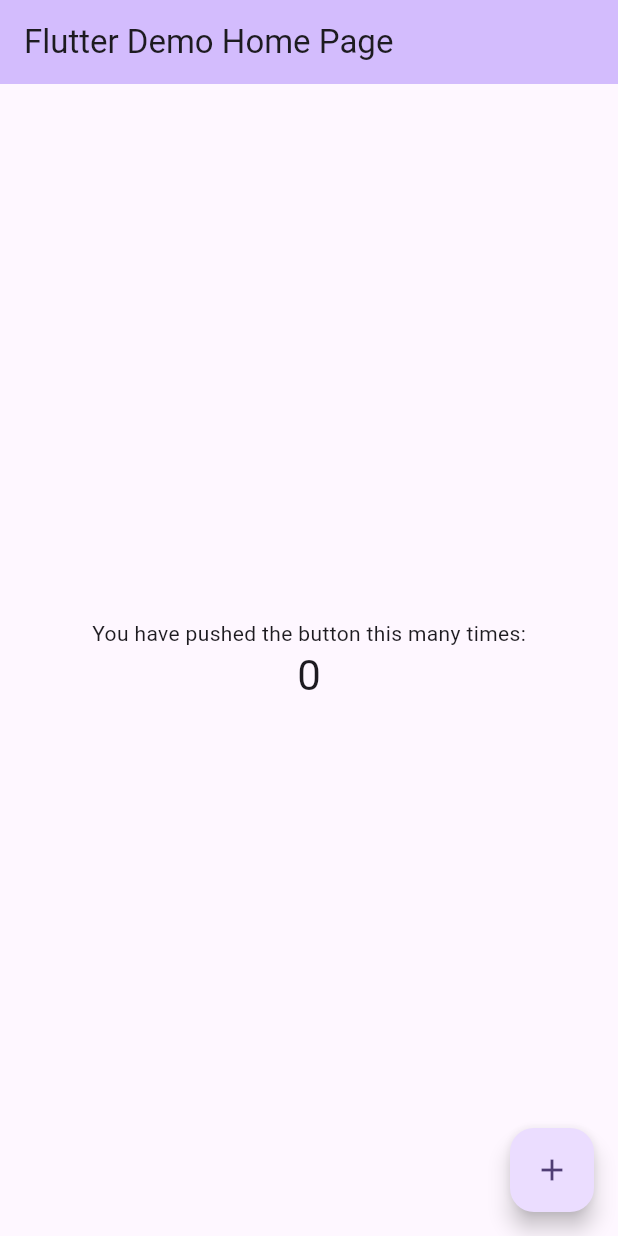
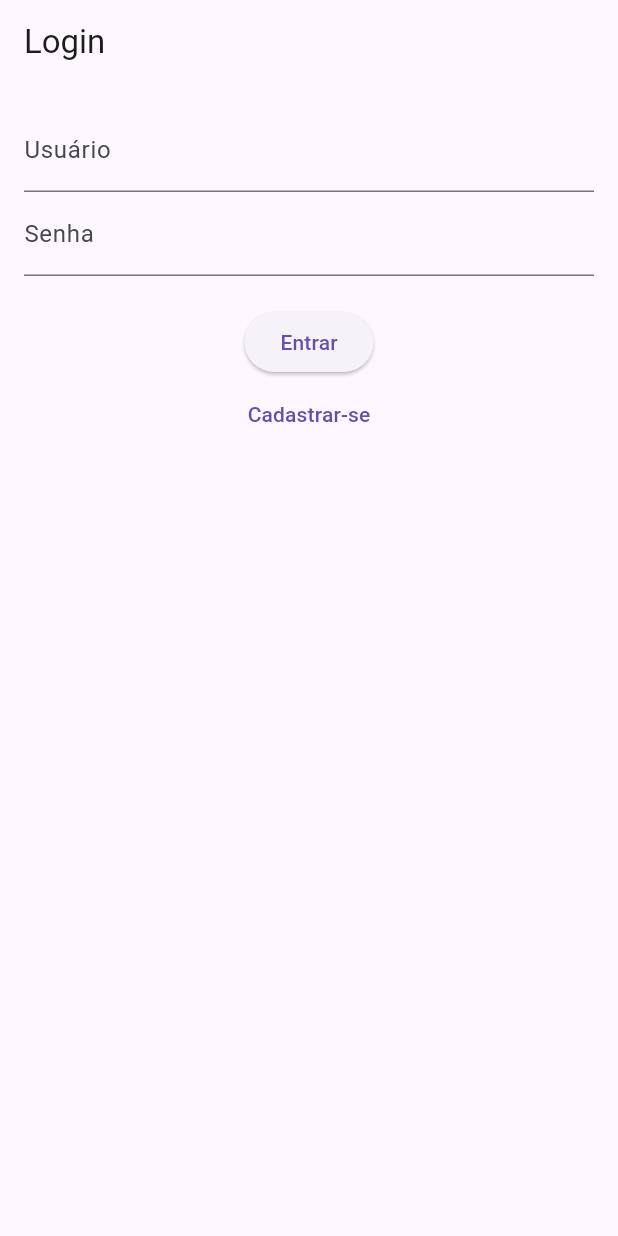
Before and after one commit to ArianeKedma/Projeto-Final-Mobile-TravelLife, a Flutter app: the screen it shows after launch, on a phone screen of 412 x 824 dp. Run offline on Flutter 3.47's test engine with Material 3 defaults, Android fonts, the phone set to English and light mode, and no system bars.

Commit message:
Atualizações com telas incompletas

```diff
--- a/lib/main.dart
+++ b/lib/main.dart
@@ -1,122 +1,18 @@
 import 'package:flutter/material.dart';
+import 'pages/login_page.dart';
 
 void main() {
-  runApp(const MyApp());
+  runApp(MyApp());
 }
 
 class MyApp extends StatelessWidget {
-  const MyApp({super.key});
-
-  // This widget is the root of your application.
   @override
   Widget build(BuildContext context) {
     return MaterialApp(
-      title: 'Flutter Demo',
-      theme: ThemeData(
-        // This is the theme of your application.
-        //
-        // TRY THIS: Try running your application with "flutter run". You'll see
-        // the application has a purple toolbar. Then, without quitting the app,
-        // try changing the seedColor in the colorScheme below to Colors.green
-        // and then invoke "hot reload" (save your changes or press the "hot
-        // reload" button in a Flutter-supported IDE, or press "r" if you used
-        // the command line to start the app).
-        //
-        // Notice that the counter didn't reset back to zero; the application
-        // state is not lost during the reload. To reset the state, use hot
-        // restart instead.
-        //
-        // This works for code too, not just values: Most code changes can be
-        // tested with just a hot reload.
-        colorScheme: ColorScheme.fromSeed(seedColor: Colors.deepPurple),
-      ),
-      home: const MyHomePage(title: 'Flutter Demo Home Page'),
+      title: 'Diário de Bordo',
+      theme: ThemeData(primarySwatch: Colors.blue),
+      home: LoginPage(),  // começa na tela de login
+      debugShowCheckedModeBanner: false,
     );
   }
 }
-
-class MyHomePage extends StatefulWidget {
-  const MyHomePage({super.key, required this.title});
-
-  // This widget is the home page of your application. It is stateful, meaning
-  // that it has a State object (defined below) that contains fields that affect
-  // how it looks.
-
-  // This class is the configuration for the state. It holds the values (in this
-  // case the title) provided by the parent (in this case the App widget) and
-  // used by the build method of the State. Fields in a Widget subclass are
-  // always marked "final".
-
-  final String title;
-
-  @override
-  State<MyHomePage> createState() => _MyHomePageState();
-}
-
-class _MyHomePageState extends State<MyHomePage> {
-  int _counter = 0;
-
-  void _incrementCounter() {
-    setState(() {
-      // This call to setState tells the Flutter framework that something has
-      // changed in this State, which causes it to rerun the build method below
-      // so that the display can reflect the updated values. If we changed
-      // _counter without calling setState(), then the build method would not be
-      // called again, and so nothing would appear to happen.
-      _counter++;
-    });
-  }
-
-  @override
-  Widget build(BuildContext context) {
-    // This method is rerun every time setState is called, for instance as done
-    // by the _incrementCounter method above.
-    //
-    // The Flutter framework has been optimized to make rerunning build methods
-    // fast, so that you can just rebuild anything that needs updating rather
-    // than having to individually change instances of widgets.
-    return Scaffold(
-      appBar: AppBar(
-        // TRY THIS: Try changing the color here to a specific color (to
-        // Colors.amber, perhaps?) and trigger a hot reload to see the AppBar
-        // change color while the other colors stay the same.
-        backgroundColor: Theme.of(context).colorScheme.inversePrimary,
-        // Here we take the value from the MyHomePage object that was created by
-        // the App.build method, and use it to set our appbar title.
-        title: Text(widget.title),
-      ),
-      body: Center(
-        // Center is a layout widget. It takes a single child and positions it
-        // in the middle of the parent.
-        child: Column(
-          // Column is also a layout widget. It takes a list of children and
-          // arranges them vertically. By default, it sizes itself to fit its
-          // children horizontally, and tries to be as tall as its parent.
-          //
-          // Column has various properties to control how it sizes itself and
-          // how it positions its children. Here we use mainAxisAlignment to
-          // center the children vertically; the main axis here is the vertical
-          // axis because Columns are vertical (the cross axis would be
-          // horizontal).
-          //
-          // TRY THIS: Invoke "debug painting" (choose the "Toggle Debug Paint"
-          // action in the IDE, or press "p" in the console), to see the
-          // wireframe for each widget.
-          mainAxisAlignment: MainAxisAlignment.center,
-          children: <Widget>[
-            const Text('You have pushed the button this many times:'),
-            Text(
-              '$_counter',
-              style: Theme.of(context).textTheme.headlineMedium,
-            ),
-          ],
-        ),
-      ),
-      floatingActionButton: FloatingActionButton(
-        onPressed: _incrementCounter,
-        tooltip: 'Increment',
-        child: const Icon(Icons.add),
-      ), // This trailing comma makes auto-formatting nicer for build methods.
-    );
-  }
-}
--- /dev/null
+++ b/lib/pages/login_page.dart
@@ -0,0 +1,62 @@
+import 'package:flutter/material.dart';
+import 'signup_page.dart';
+import 'home_page.dart';
+
+class LoginPage extends StatefulWidget {
+  @override
+  _LoginPageState createState() => _LoginPageState();
+}
+
+class _LoginPageState extends State<LoginPage> {
+  final _usuarioController = TextEditingController();
+  final _senhaController = TextEditingController();
+
+  void _login() {
+    // Aqui, faz sua validação simples e navega pra home
+    if (_usuarioController.text == 'teste' && _senhaController.text == '123') {
+      Navigator.pushReplacement(
+        context,
+        MaterialPageRoute(builder: (context) => HomePage()),
+      );
+    } else {
+      // feedback de erro
+      ScaffoldMessenger.of(context).showSnackBar(
+        SnackBar(content: Text('Usuário ou senha inválidos')),
+      );
+    }
+  }
+
+  @override
+  Widget build(BuildContext context) {
+    return Scaffold(
+      appBar: AppBar(title: Text('Login')),
+      body: Padding(
+        padding: EdgeInsets.all(16),
+        child: Column(
+          children: [
+            TextField(
+              controller: _usuarioController,
+              decoration: InputDecoration(labelText: 'Usuário'),
+            ),
+            TextField(
+              controller: _senhaController,
+              decoration: InputDecoration(labelText: 'Senha'),
+              obscureText: true,
+            ),
+            SizedBox(height: 20),
+            ElevatedButton(onPressed: _login, child: Text('Entrar')),
+            TextButton(
+              onPressed: () {
+                Navigator.push(
+                  context,
+                  MaterialPageRoute(builder: (_) => SignupPage()),
+                );
+              },
+              child: Text('Cadastrar-se'),
+            ),
+          ],
+        ),
+      ),
+    );
+  }
+}
--- a/pubspec.yaml
+++ b/pubspec.yaml
@@ -30,6 +30,11 @@ environment:
 dependencies:
   flutter:
     sdk: flutter
+  supabase_flutter: ^1.10.14
+  font_awesome_flutter: ^10.5.0
+  google_fonts: ^6.2.1
+  http: ^1.1.0
+
 
   # The following adds the Cupertino Icons font to your application.
   # Use with the CupertinoIcons class for iOS style icons.
@@ -40,6 +45,7 @@ dependencies:
 dev_dependencies:
   flutter_test:
     sdk: flutter
+
 
   # The "flutter_lints" package below contains a set of recommended lints to
   # encourage good coding practices. The lint set provided by the package is
```
Also changed, not shown: lib/models/trip.dart (added, +7 -0 lines), lib/pages/create_trip_page.dart (added, +61 -0 lines), lib/pages/home_page.dart (added, +79 -0 lines), lib/pages/settings_page.dart (added, +23 -0 lines), lib/pages/signup_page.dart (added, +62 -0 lines), lib/screens/login_screen.dart (added), lib/screens/register_screen.dart (added), lib/services/auth_service.dart (added), pubspec.lock, 5 other files.
